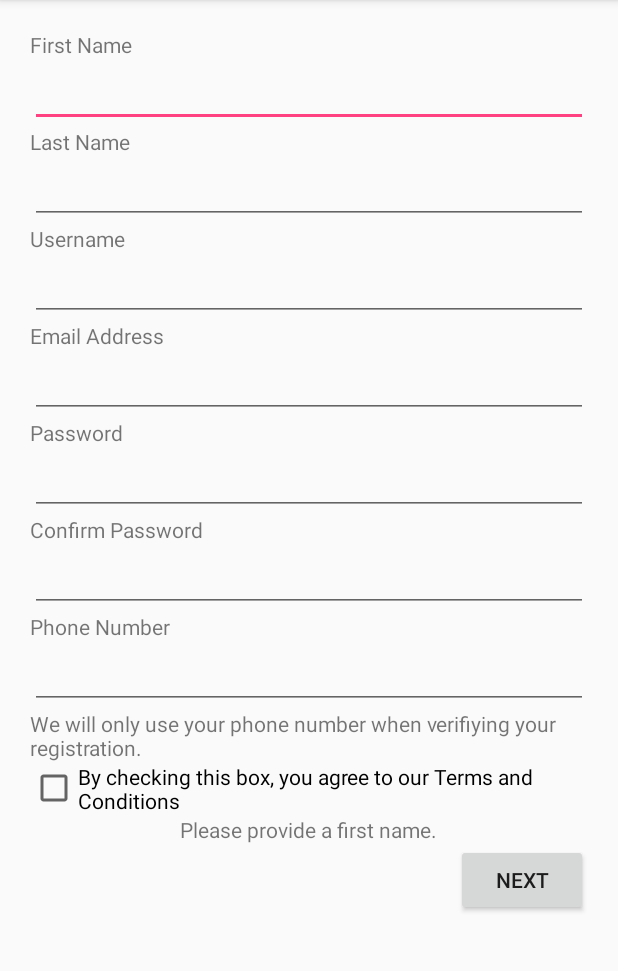
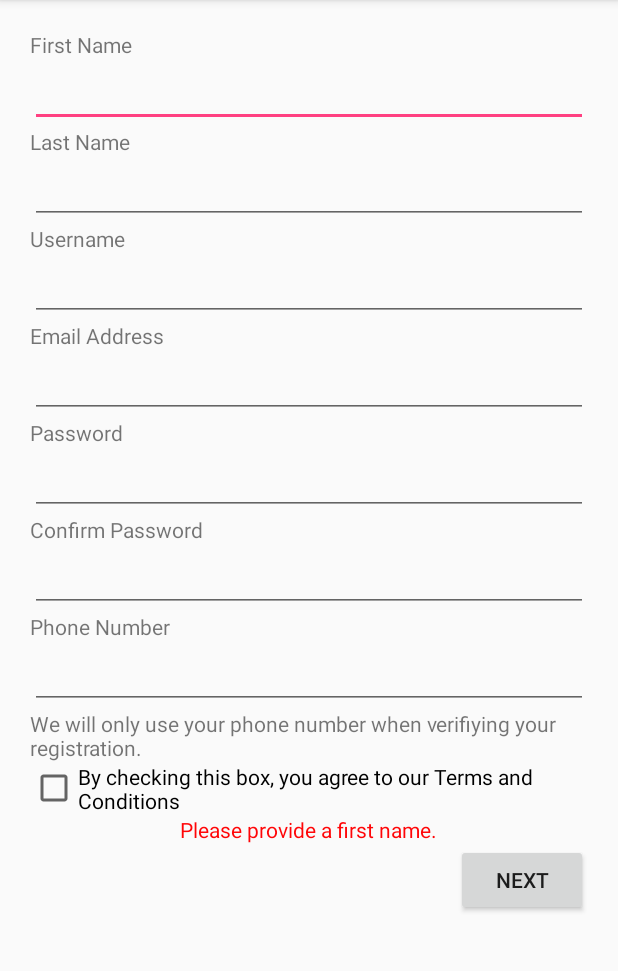
Before and after one commit to helizabethwhite/hackillinoismobile, an Android app: the RegisterActivity screen opened directly, with no data from a screen before it, after a tap on "NEXT", on a phone screen of 412 x 824 dp, the part 84-1055 px from its top. Run offline under Robolectric (Android 15) with nearby library versions, the phone set to English and light mode, and no system bars.

```diff
--- a/app/src/main/res/layout/register.xml
+++ b/app/src/main/res/layout/register.xml
@@ -61,7 +61,8 @@
         android:layout_width="match_parent"
         android:layout_height="wrap_content"
         android:id="@+id/password"
-        android:layout_gravity="center_horizontal" />
+        android:layout_gravity="center_horizontal"
+        android:inputType="textPassword" />
 
     <TextView
         android:layout_width="wrap_content"
@@ -88,8 +89,7 @@
         android:ems="10"
         android:id="@+id/phoneNumber"
         android:layout_gravity="center_horizontal"
-        android:inputType="phone"
-        android:textColor="#ff0507" />
+        android:inputType="phone" />
 
     <TextView
         android:layout_width="wrap_content"
@@ -108,7 +108,8 @@
         android:layout_width="wrap_content"
         android:layout_height="wrap_content"
         android:id="@+id/registerResultText"
-        android:layout_gravity="center_horizontal" />
+        android:layout_gravity="center_horizontal"
+        android:textColor="#ff0507" />
 
     <Button
         android:layout_width="wrap_content"
```
Also changed, not shown: app/src/main/java/hackillinois/whitehan/edu/msu/devme/RegisterActivity.java (+60 -33 lines), app/src/main/java/hackillinois/whitehan/edu/msu/devme/VerificationActivity.java (+10 -0 lines).
